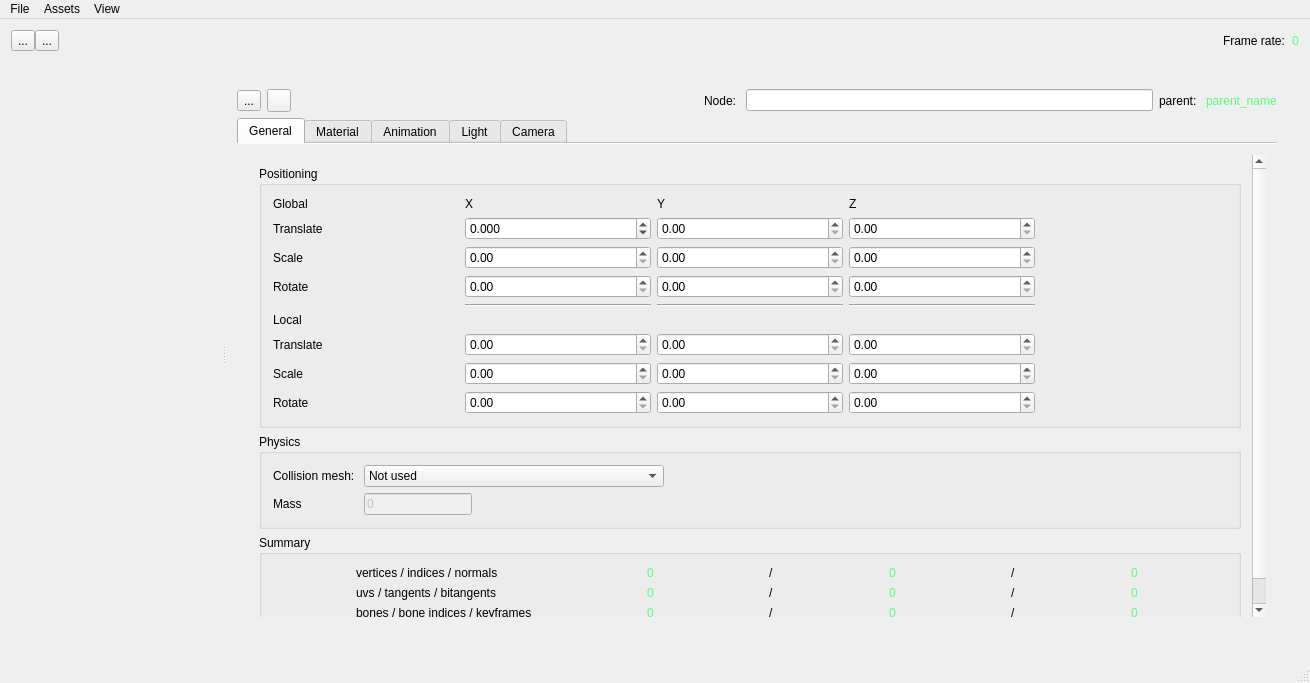
Toeplitz/poll_gl, file gui/window.ui: the form before one commit.
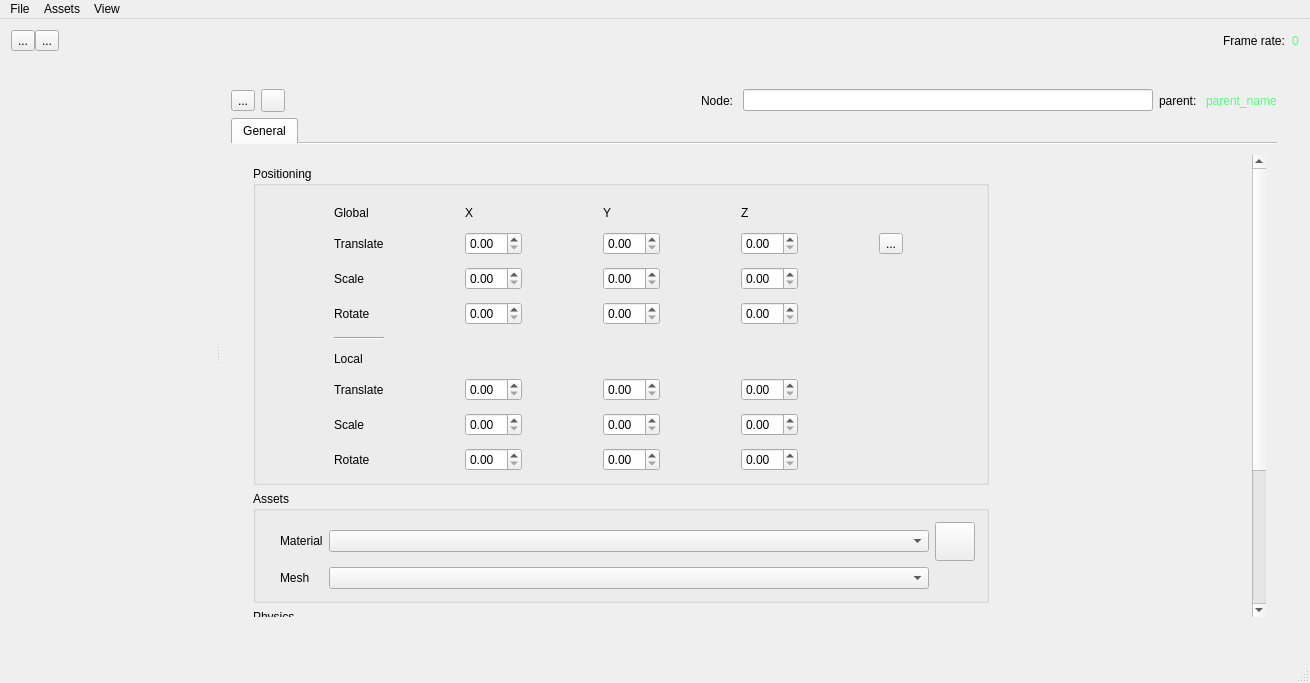
The form after the commit. The open tabs and pages were chosen to show the change. Icons and pictures are not drawn. Custom widgets are drawn as their Qt base class.

Diff of the .ui file:
```diff
--- a/gui/window.ui
+++ b/gui/window.ui
@@ -396,70 +396,6 @@
                   </item>
                  </layout>
                 </item>
-                <item>
-                 <layout class="QHBoxLayout" name="horizontalLayout_8">
-                  <property name="leftMargin">
-                   <number>10</number>
-                  </property>
-                  <property name="topMargin">
-                   <number>0</number>
-                  </property>
-                  <item>
-                   <widget class="QLabel" name="label_const_totalvertices">
-                    <property name="text">
-                     <string>Total vertices:</string>
-                    </property>
-                   </widget>
-                  </item>
-                  <item>
-                   <widget class="QLabel" name="label_total_vertices">
-                    <property name="styleSheet">
-                     <string notr="true">color: rgb(85, 255, 127);</string>
-                    </property>
-                    <property name="text">
-                     <string>0</string>
-                    </property>
-                   </widget>
-                  </item>
-                  <item>
-                   <widget class="QLabel" name="label_35">
-                    <property name="text">
-                     <string>with</string>
-                    </property>
-                   </widget>
-                  </item>
-                  <item>
-                   <widget class="QLabel" name="label_num_nodes">
-                    <property name="styleSheet">
-                     <string notr="true">color: rgb(85, 255, 127);</string>
-                    </property>
-                    <property name="text">
-                     <string>0</string>
-                    </property>
-                   </widget>
-                  </item>
-                  <item>
-                   <widget class="QLabel" name="label_const_numnodes">
-                    <property name="text">
-                     <string>nodes in tree</string>
-                    </property>
-                   </widget>
-                  </item>
-                  <item>
-                   <spacer name="horizontalSpacer_4">
-                    <property name="orientation">
-                     <enum>Qt::Horizontal</enum>
-                    </property>
-                    <property name="sizeHint" stdset="0">
-                     <size>
-                      <width>40</width>
-                      <height>20</height>
-                     </size>
-                    </property>
-                   </spacer>
-                  </item>
-                 </layout>
-                </item>
                </layout>
               </widget>
              </item>
@@ -481,49 +417,18 @@
                   <string>Assets </string>
                  </property>
                  <layout class="QVBoxLayout" name="verticalLayout_10">
-                  <item>
-                   <layout class="QHBoxLayout" name="horizontalLayout_2">
-                    <property name="leftMargin">
-                     <number>10</number>
-                    </property>
-                    <property name="topMargin">
-                     <number>0</number>
-                    </property>
-                    <property name="rightMargin">
-                     <number>0</number>
-                    </property>
-                    <property name="bottomMargin">
-                     <number>0</number>
-                    </property>
-                    <item>
-                     <widget class="QToolButton" name="toolButton_8">
-                      <property name="text">
-                       <string>...</string>
-                      </property>
-                     </widget>
-                    </item>
-                    <item>
-                     <widget class="QToolButton" name="toolButton_4">
-                      <property name="text">
-                       <string>...</string>
-                      </property>
-                     </widget>
-                    </item>
-                    <item>
-                     <spacer name="horizontalSpacer_5">
-                      <property name="orientation">
-                       <enum>Qt::Horizontal</enum>
-                      </property>
-                      <property name="sizeHint" stdset="0">
-                       <size>
-                        <width>40</width>
-                        <height>20</height>
-                       </size>
-                      </property>
-                     </spacer>
-                    </item>
-                   </layout>
-                  </item>
+                  <property name="leftMargin">
+                   <number>0</number>
+                  </property>
+                  <property name="topMargin">
+                   <number>10</number>
+                  </property>
+                  <property name="rightMargin">
+                   <number>0</number>
+                  </property>
+                  <property name="bottomMargin">
+                   <number>0</number>
+                  </property>
                   <item>
                    <layout class="QHBoxLayout" name="horizontalLayout_6">
                     <property name="leftMargin">
@@ -728,6 +633,12 @@
                 <bool>true</bool>
                </property>
                <widget class="QWidget" name="tab">
+                <property name="sizePolicy">
+                 <sizepolicy hsizetype="Maximum" vsizetype="Preferred">
+                  <horstretch>0</horstretch>
+                  <verstretch>0</verstretch>
+                 </sizepolicy>
+                </property>
                 <attribute name="icon">
                  <iconset resource="gui_resources.qrc">
                   <normaloff>:/icons/icons/document-node.png</normaloff>:/icons/icons/document-node.png</iconset>
@@ -767,12 +678,12 @@
                      <rect>
                       <x>0</x>
                       <y>0</y>
-                      <width>1005</width>
-                      <height>520</height>
+                      <width>769</width>
+                      <height>699</height>
                      </rect>
                     </property>
                     <property name="sizePolicy">
-                     <sizepolicy hsizetype="Preferred" vsizetype="Preferred">
+                     <sizepolicy hsizetype="Maximum" vsizetype="Preferred">
                       <horstretch>0</horstretch>
                       <verstretch>0</verstretch>
                      </sizepolicy>
@@ -796,41 +707,15 @@
                         <string>Positioning</string>
                        </property>
                        <layout class="QGridLayout" name="gridLayout">
-                        <item row="4" column="1">
-                         <widget class="Line" name="line">
-                          <property name="orientation">
-                           <enum>Qt::Horizontal</enum>
-                          </property>
-                         </widget>
-                        </item>
-                        <item row="1" column="1">
-                         <widget class="QDoubleSpinBox" name="spin_translate_x">
-                          <property name="wrapping">
-                           <bool>true</bool>
-                          </property>
-                          <property name="decimals">
-                           <number>3</number>
-                          </property>
-                          <property name="minimum">
-                           <double>-9999999.000000000000000</double>
-                          </property>
-                          <property name="maximum">
-                           <double>9999999.000000000000000</double>
-                          </property>
-                          <property name="singleStep">
-                           <double>0.100000000000000</double>
-                          </property>
-                          <property name="value">
-                           <double>0.000000000000000</double>
-                          </property>
-                         </widget>
-                        </item>
-                        <item row="3" column="1">
-                         <widget class="QDoubleSpinBox" name="doubleSpinBox_7"/>
-                        </item>
-                        <item row="1" column="3">
-                         <widget class="QDoubleSpinBox" name="spin_translate_z"/>
-                        </item>
+                        <property name="leftMargin">
+                         <number>9</number>
+                        </property>
+                        <property name="topMargin">
+                         <number>20</number>
+                        </property>
+                        <property name="spacing">
+                         <number>12</number>
+                        </property>
                         <item row="3" column="0">
                          <widget class="QLabel" name="label_4">
                           <property name="text">
@@ -838,12 +723,6 @@
                           </property>
                          </widget>
                         </item>
-                        <item row="3" column="2">
-                         <widget class="QDoubleSpinBox" name="doubleSpinBox_8"/>
-                        </item>
-                        <item row="2" column="2">
-                         <widget class="QDoubleSpinBox" name="doubleSpinBox_5"/>
-                        </item>
                         <item row="1" column="0">
                          <widget class="QLabel" name="label_2">
                           <property name="text">
@@ -851,26 +730,52 @@
                           </property>
                          </widget>
                         </item>
-                        <item row="1" column="2">
+                        <item row="2" column="3">
+                         <widget class="QDoubleSpinBox" name="doubleSpinBox_5">
+                          <property name="sizePolicy">
+                           <sizepolicy hsizetype="Maximum" vsizetype="Fixed">
+                            <horstretch>0</horstretch>
+                            <verstretch>0</verstretch>
+                           </sizepolicy>
+                          </property>
+                          <property name="decimals">
+                           <number>2</number>
+                          </property>
+                         </widget>
+                        </item>
+                        <item row="3" column="3">
+                         <widget class="QDoubleSpinBox" name="doubleSpinBox_8"/>
+                        </item>
+                        <item row="1" column="3">
                          <widget class="QDoubleSpinBox" name="spin_translate_y"/>
                         </item>
-                        <item row="2" column="3">
-                         <widget class="QDoubleSpinBox" name="doubleSpinBox_6"/>
-                        </item>
-                        <item row="2" column="1">
-                         <widget class="QDoubleSpinBox" name="doubleSpinBox_4"/>
+                        <item row="2" column="4">
+                         <widget class="QDoubleSpinBox" name="doubleSpinBox_6">
+                          <property name="sizePolicy">
+                           <sizepolicy hsizetype="Maximum" vsizetype="Fixed">
+                            <horstretch>0</horstretch>
+                            <verstretch>0</verstretch>
+                           </sizepolicy>
+                          </property>
+                         </widget>
                         </item>
                         <item row="2" column="0">
                          <widget class="QLabel" name="label_3">
+                          <property name="sizePolicy">
+                           <sizepolicy hsizetype="Maximum" vsizetype="Preferred">
+                            <horstretch>0</horstretch>
+                            <verstretch>0</verstretch>
+                           </sizepolicy>
+                          </property>
                           <property name="text">
                            <string>Scale</string>
                           </property>
                          </widget>
                         </item>
-                        <item row="3" column="3">
+                        <item row="3" column="4">
                          <widget class="QDoubleSpinBox" name="doubleSpinBox_9"/>
                         </item>
-                        <item row="0" column="2">
+                        <item row="0" column="3">
                          <widget class="QLabel" name="label_6">
                           <property name="sizePolicy">
                            <sizepolicy hsizetype="Minimum" vsizetype="Minimum">
@@ -883,23 +788,13 @@
                           </property>
                          </widget>
                         </item>
-                        <item row="0" column="1">
-                         <widget class="QLabel" name="label_5">
-                          <property name="text">
-                           <string>X</string>
-                          </property>
-                         </widget>
-                        </item>
-                        <item row="0" column="3" colspan="2">
+                        <item row="0" column="4" colspan="2">
                          <widget class="QLabel" name="label_7">
                           <property name="text">
                            <string>Z</string>
                           </property>
                          </widget>
                         </item>
-                        <item row="6" column="1">
-                         <widget class="QDoubleSpinBox" name="doubleSpinBox_16"/>
-                        </item>
                         <item row="5" column="0">
                          <widget class="QLabel" name="label_14">
                           <property name="text">
@@ -917,20 +812,6 @@
                           </property>
                          </widget>
                         </item>
-                        <item row="4" column="3">
-                         <widget class="Line" name="line_3">
-                          <property name="orientation">
-                           <enum>Qt::Horizontal</enum>
-                          </property>
-                         </widget>
-                        </item>
-                        <item row="4" column="2">
-                         <widget class="Line" name="line_2">
-                          <property name="orientation">
-                           <enum>Qt::Horizontal</enum>
-                          </property>
-                         </widget>
-                        </item>
                         <item row="6" column="0">
                          <widget class="QLabel" name="label_16">
                           <property name="text">
@@ -938,23 +819,10 @@
                           </property>
                          </widget>
                         </item>
-                        <item row="4" column="0">
-                         <spacer name="verticalSpacer">
-                          <property name="orientation">
-                           <enum>Qt::Vertical</enum>
-                          </property>
-                          <property name="sizeHint" stdset="0">
-                           <size>
-                            <width>20</width>
-                            <height>40</height>
-                           </size>
-                          </property>
-                         </spacer>
-                        </item>
-                        <item row="6" column="3">
+                        <item row="6" column="4">
                          <widget class="QDoubleSpinBox" name="doubleSpinBox_18"/>
                         </item>
-                        <item row="6" column="2">
+                        <item row="6" column="3">
                          <widget class="QDoubleSpinBox" name="doubleSpinBox_17"/>
                         </item>
                         <item row="7" column="0">
@@ -971,29 +839,218 @@
                           </property>
                          </widget>
                         </item>
-                        <item row="7" column="1">
-                         <widget class="QDoubleSpinBox" name="doubleSpinBox_19"/>
-                        </item>
-                        <item row="8" column="1">
-                         <widget class="QDoubleSpinBox" name="doubleSpinBox_20"/>
-                        </item>
-                        <item row="7" column="2">
-                         <widget class="QDoubleSpinBox" name="doubleSpinBox_21"/>
-                        </item>
-                        <item row="8" column="2">
-                         <widget class="QDoubleSpinBox" name="doubleSpinBox_22"/>
-                        </item>
                         <item row="7" column="3">
-                         <widget class="QDoubleSpinBox" name="doubleSpinBox_23"/>
+                         <widget class="QDoubleSpinBox" name="doubleSpinBox_21"/>
                         </item>
                         <item row="8" column="3">
+                         <widget class="QDoubleSpinBox" name="doubleSpinBox_22"/>
+                        </item>
+                        <item row="8" column="4">
                          <widget class="QDoubleSpinBox" name="doubleSpinBox_24"/>
                         </item>
+                        <item row="7" column="4">
+                         <widget class="QDoubleSpinBox" name="doubleSpinBox_23"/>
+                        </item>
+                        <item row="3" column="2">
+                         <widget class="QDoubleSpinBox" name="doubleSpinBox_7">
+                          <property name="sizePolicy">
+                           <sizepolicy hsizetype="Maximum" vsizetype="Fixed">
+                            <horstretch>0</horstretch>
+                            <verstretch>0</verstretch>
+                           </sizepolicy>
+                          </property>
+                         </widget>
+                        </item>
+                        <item row="6" column="2">
+                         <widget class="QDoubleSpinBox" name="doubleSpinBox_16"/>
+                        </item>
+                        <item row="7" column="2">
+                         <widget class="QDoubleSpinBox" name="doubleSpinBox_19"/>
+                        </item>
+                        <item row="0" column="2">
+                         <widget class="QLabel" name="label_5">
+                          <property name="text">
+                           <string>X</string>
+                          </property>
+                         </widget>
+                        </item>
+                        <item row="2" column="2">
+                         <widget class="QDoubleSpinBox" name="doubleSpinBox_4">
+                          <property name="sizePolicy">
+                           <sizepolicy hsizetype="Maximum" vsizetype="Fixed">
+                            <horstretch>0</horstretch>
+                            <verstretch>0</verstretch>
+                           </sizepolicy>
+                          </property>
+                         </widget>
+                        </item>
+                        <item row="8" column="2">
+                         <widget class="QDoubleSpinBox" name="doubleSpinBox_20"/>
+                        </item>
+                        <item row="1" column="2">
+                         <widget class="QDoubleSpinBox" name="spin_translate_x"/>
+                        </item>
+                        <item row="4" column="0">
+                         <widget class="Line" name="line">
+                          <property name="orientation">
+                           <enum>Qt::Horizontal</enum>
+                          </property>
+                         </widget>
+                        </item>
+                        <item row="1" column="4">
+                         <widget class="QDoubleSpinBox" name="spin_translate_z"/>
+                        </item>
+                        <item row="1" column="5">
+                         <widget class="QToolButton" name="toolButton_8">
+                          <property name="text">
+                           <string>...</string>
+                          </property>
+                          <property name="icon">
+                           <iconset resource="gui_resources.qrc">
+                            <normaloff>:/icons/icons/Lock-Unlock-icon.png</normaloff>:/icons/icons/Lock-Unlock-icon.png</iconset>
+                          </property>
+                          <property name="checkable">
+                           <bool>true</bool>
+                          </property>
+                         </widget>
+                        </item>
+                       </layout>
+                      </widget>
+                     </item>
+                     <item>
+                      <widget class="QGroupBox" name="groupBox_4">
+                       <property name="sizePolicy">
+                        <sizepolicy hsizetype="Maximum" vsizetype="Preferred">
+                         <horstretch>0</horstretch>
+                         <verstretch>0</verstretch>
+                        </sizepolicy>
+                       </property>
+                       <property name="title">
+                        <string>Assets</string>
+                       </property>
+                       <layout class="QVBoxLayout" name="verticalLayout_7">
+                        <item>
+                         <layout class="QGridLayout" name="gridLayout_3">
+                          <property name="leftMargin">
+                           <number>0</number>
+                          </property>
+                          <property name="topMargin">
+                           <number>0</number>
+                          </property>
+                          <property name="rightMargin">
+                           <number>0</number>
+                          </property>
+                          <property name="bottomMargin">
+                           <number>0</number>
+                          </property>
+                          <item row="2" column="2">
+                           <widget class="QComboBox" name="comboBox_3">
+                            <property name="sizePolicy">
+                             <sizepolicy hsizetype="Maximum" vsizetype="Maximum">
+                              <horstretch>0</horstretch>
+                              <verstretch>0</verstretch>
+                             </sizepolicy>
+                            </property>
+                            <property name="minimumSize">
+                             <size>
+                              <width>600</width>
+                              <height>0</height>
+                             </size>
+                            </property>
+                           </widget>
+                          </item>
+                          <item row="2" column="1">
+                           <widget class="QLabel" name="label_36">
+                            <property name="text">
+                             <string>Mesh</string>
+                            </property>
+                           </widget>
+                          </item>
+                          <item row="0" column="3">
+                           <widget class="QToolButton" name="toolButton_4">
+                            <property name="text">
+                             <string/>
+                            </property>
+                            <property name="icon">
+                             <iconset resource="gui_resources.qrc">
+                              <normaloff>:/icons/icons/Objects-References-Normal.png</normaloff>:/icons/icons/Objects-References-Normal.png</iconset>
+                            </property>
+                            <property name="iconSize">
+                             <size>
+                              <width>32</width>
+                              <height>32</height>
+                             </size>
+                            </property>
+                           </widget>
+                          </item>
+                          <item row="0" column="2">
+                           <widget class="QComboBox" name="comboBox_2">
+                            <property name="sizePolicy">
+                             <sizepolicy hsizetype="Maximum" vsizetype="Maximum">
+                              <horstretch>0</horstretch>
+                              <verstretch>0</verstretch>
+                             </sizepolicy>
+                            </property>
+                            <property name="minimumSize">
+                             <size>
+                              <width>600</width>
+                              <height>0</height>
+                             </size>
+                            </property>
+                           </widget>
+                          </item>
+                          <item row="0" column="1">
+                           <widget class="QLabel" name="label_35">
+                            <property name="sizePolicy">
+                             <sizepolicy hsizetype="Maximum" vsizetype="Maximum">
+                              <horstretch>0</horstretch>
+                              <verstretch>0</verstretch>
+                             </sizepolicy>
+                            </property>
+                            <property name="text">
+                             <string>Material</string>
+                            </property>
+                            <property name="textFormat">
+                             <enum>Qt::AutoText</enum>
+                            </property>
+                           </widget>
+                          </item>
+                          <item row="0" column="0">
+                           <widget class="QLabel" name="label_37">
+                            <property name="text">
+                             <string/>
+                            </property>
+                            <property name="textFormat">
+                             <enum>Qt::PlainText</enum>
+                            </property>
+                            <property name="pixmap">
+                             <pixmap resource="gui_resources.qrc">:/icons/icons/Objects-Material-Normal.png</pixmap>
+                            </property>
+                           </widget>
+                          </item>
+                          <item row="2" column="0">
+                           <widget class="QLabel" name="label_38">
+                            <property name="text">
+                             <string/>
+                            </property>
+                            <property name="pixmap">
+                             <pixmap resource="gui_resources.qrc">:/icons/icons/Objects-Model-Normal.png</pixmap>
+                            </property>
+                           </widget>
+                          </item>
+                         </layout>
+                        </item>
                        </layout>
                       </widget>
                      </item>
                      <item>
                       <widget class="QGroupBox" name="groupBox_3">
+                       <property name="sizePolicy">
+                        <sizepolicy hsizetype="Maximum" vsizetype="Preferred">
+                         <horstretch>0</horstretch>
+                         <verstretch>0</verstretch>
+                        </sizepolicy>
+                       </property>
                        <property name="title">
                         <string>Physics</string>
                        </property>
@@ -1306,63 +1363,6 @@
                  </item>
                 </layout>
                </widget>
-               <widget class="QWidget" name="tab_2">
-                <attribute name="title">
-                 <string>Material</string>
-                </attribute>
-               </widget>
-               <widget class="QWidget" name="tab_animation">
-                <attribute name="title">
-                 <string>Animation</string>
-                </attribute>
-                <layout class="QVBoxLayout" name="verticalLayout_7">
-                 <item>
-                  <widget class="QGroupBox" name="groupBox_4">
-                   <property name="title">
-                    <string>Keyframes</string>
-                   </property>
-                   <layout class="QVBoxLayout" name="verticalLayout_9">
-                    <item>
-                     <widget class="QListWidget" name="listWidget">
-                      <item>
-                       <property name="text">
-                        <string>Walk_animation</string>
-                       </property>
-                       <property name="icon">
-                        <iconset resource="gui_resources.qrc">
-                         <normaloff>:/icons/icons/gear.png</normaloff>:/icons/icons/gear.png</iconset>
-                       </property>
-                      </item>
-                      <item>
-                       <property name="text">
-                        <string>Jump_animation</string>
-                       </property>
-                      </item>
-                     </widget>
-                    </item>
-                   </layout>
-                  </widget>
-                 </item>
-                </layout>
-               </widget>
-               <widget class="QWidget" name="tab_3">
-                <attribute name="icon">
-                 <iconset resource="gui_resources.qrc">
-                  <normaloff>:/icons/icons/light-bulb.png</normaloff>:/icons/icons/light-bulb.png</iconset>
-                </attribute>
-                <attribute name="title">
-                 <string>Light</string>
-                </attribute>
-               </widget>
-               <widget class="QWidget" name="tab_4">
-                <attribute name="icon">
-                 <iconset resource="gui_resources.qrc">
-                  <normaloff>:/icons/icons/camera-lens.png</normaloff>:/icons/icons/camera-lens.png</iconset>
-                </attribute>
-                <attribute name="title">
-                 <string>Camera</string>
-                </attribute>
-               </widget>
               </widget>
              </item>
             </layout>
```
Left out of the diff: 180 changed lines with no effect on the pictures.
